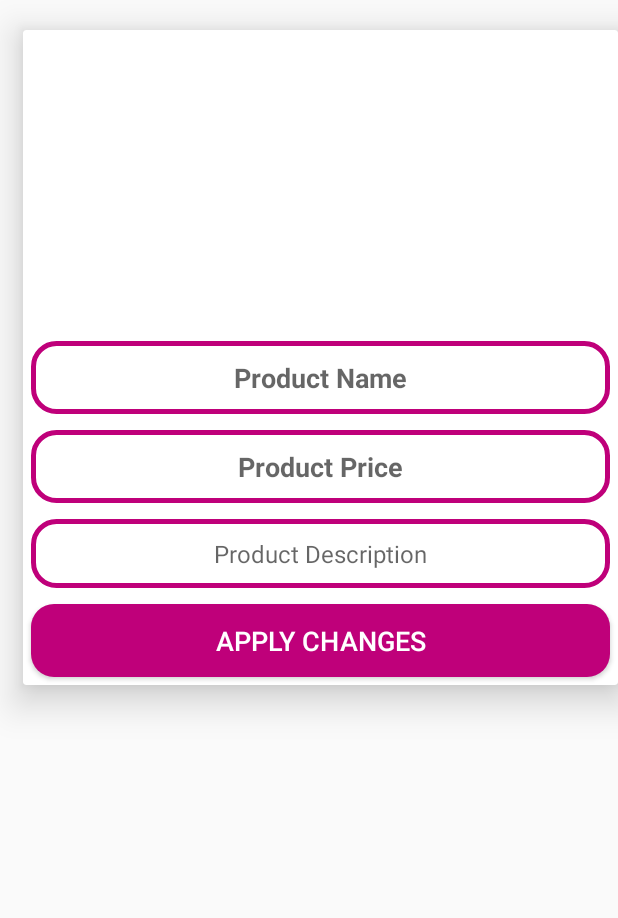
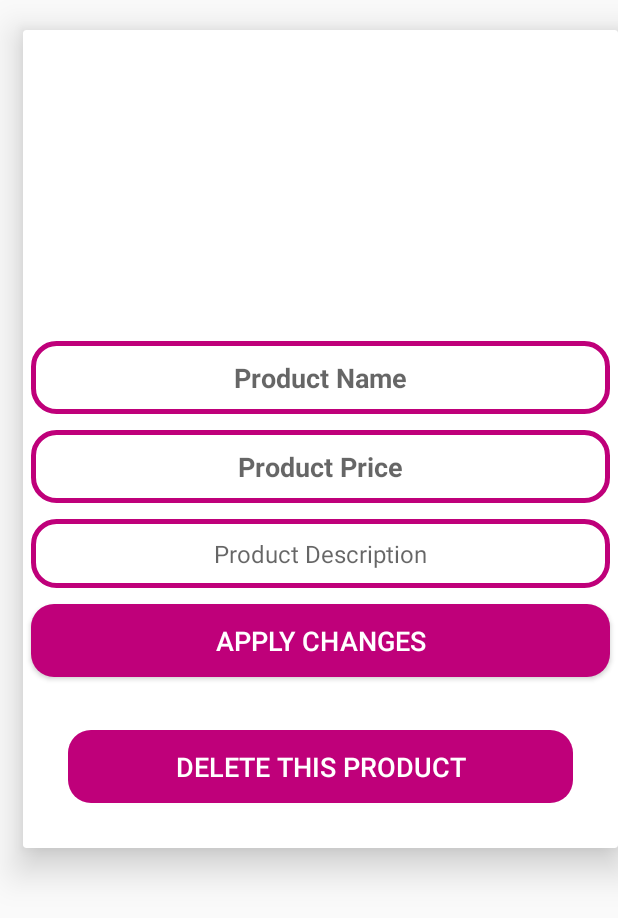
Before and after one commit to tranthaithinhhpq/CANIFA, an Android app: the AdminMaintainProductsActivity screen opened directly, with no data from a screen before it, on a phone screen of 412 x 824 dp. Shown: the top 918 px of the screen. Run offline under Robolectric (Android 15) with nearby library versions, the light colour scheme and no system bars; our stand-ins replace Firebase (no records; nobody signed in at launch, a user with empty details on screens opened directly), Picasso; pictures from the network do not load.

Commit message:
38: Delete Product + Fix 36

```diff
--- a/app/src/main/java/com/example/appcanifa/AdminMaintainProductsActivity.java
+++ b/app/src/main/java/com/example/appcanifa/AdminMaintainProductsActivity.java
@@ -24,9 +24,10 @@ import java.util.HashMap;
 
 public class AdminMaintainProductsActivity extends AppCompatActivity
 {
-    private Button applyChangesBtn;
+    private Button applyChangesBtn,deleteBtn;
     private EditText name, price, description;
     private ImageView imageView;
+
     private String productID ="";
     private DatabaseReference productsRef;
 
@@ -36,7 +37,7 @@ public class AdminMaintainProductsActivity extends AppCompatActivity
         super.onCreate(savedInstanceState);
         setContentView(R.layout.activity_admin_maintain_products);
 
-        productID = getIntent().getStringExtra("pig");
+        productID = getIntent().getStringExtra("pid");
         productsRef = FirebaseDatabase.getInstance().getReference().child("Products").child(productID);
 
         applyChangesBtn = findViewById(R.id.apply_changes_btn);
@@ -44,6 +45,7 @@ public class AdminMaintainProductsActivity extends AppCompatActivity
         price = findViewById(R.id.product_price_maintain);
         description = findViewById(R.id.product_description_maintain);
         imageView = findViewById(R.id.product_image_maintain);
+        deleteBtn = findViewById(R.id.delete_product_btn);
 
         displaySpecificProductInfo();
 
@@ -57,6 +59,29 @@ public class AdminMaintainProductsActivity extends AppCompatActivity
 
         });
 
+        deleteBtn.setOnClickListener(new View.OnClickListener() {
+            @Override
+            public void onClick(View v)
+            {
+                deleteThisProduct();
+            }
+        });
+
+    }
+
+    private void deleteThisProduct()
+    {
+        productsRef.removeValue().addOnCompleteListener(new OnCompleteListener<Void>() {
+            @Override
+            public void onComplete(@NonNull Task<Void> task)
+            {
+                Intent intent = new Intent(AdminMaintainProductsActivity.this, AdminCategoryActivity.class);
+                startActivity(intent);
+                finish();
+
+                Toast.makeText(AdminMaintainProductsActivity.this, "Product is deleted successfully.", Toast.LENGTH_SHORT).show();
+            }
+        });
     }
 
     private void applyChange() {
@@ -73,16 +98,16 @@ public class AdminMaintainProductsActivity extends AppCompatActivity
             Toast.makeText(this, "Write down Product Description ", Toast.LENGTH_SHORT).show();
         } else {
             HashMap<String, Object> productMap = new HashMap<>();
-            productMap.put("pid",productID);
-            productMap.put("description",pDescription);
-            productMap.put("price",pPrice);
-            productMap.put("pname",pName);
+            productMap.put("pid", productID);
+            productMap.put("description", pDescription);
+            productMap.put("price", pPrice);
+            productMap.put("pname", pName);
 
             productsRef.updateChildren(productMap).addOnCompleteListener(new OnCompleteListener<Void>() {
                 @Override
                 public void onComplete(@NonNull Task<Void> task) {
                     if(task.isSuccessful()){
-                        Toast.makeText(AdminMaintainProductsActivity.this,"Change applied successfully",Toast.LENGTH_SHORT).show();
+                        Toast.makeText(AdminMaintainProductsActivity.this,"Changes applied successfully",Toast.LENGTH_SHORT).show();
 
                         Intent intent = new Intent(AdminMaintainProductsActivity.this, AdminCategoryActivity.class);
                         startActivity(intent);
@@ -98,7 +123,8 @@ public class AdminMaintainProductsActivity extends AppCompatActivity
     productsRef.addValueEventListener(new ValueEventListener() {
         @Override
         public void onDataChange(@NonNull DataSnapshot dataSnapshot) {
-            if(dataSnapshot.exists()){
+            if(dataSnapshot.exists())
+            {
                 String pName = dataSnapshot.child("pname").getValue().toString();
                 String pPrice = dataSnapshot.child("price").getValue().toString();
                 String pDescription = dataSnapshot.child("description").getValue().toString();
--- a/app/src/main/res/layout/activity_admin_maintain_products.xml
+++ b/app/src/main/res/layout/activity_admin_maintain_products.xml
@@ -6,6 +6,7 @@
     android:layout_height="wrap_content"
     android:layout_marginTop="20dp"
     android:layout_marginStart="15dp"
+    android:layout_marginBottom="5dp"
     app:layout_goneMarginEnd="15dp"
     app:cardElevation="15dp"
     tools:context=".AdminMaintainProductsActivity">
@@ -20,9 +21,8 @@
             android:layout_width="match_parent"
             android:layout_height="200dp"
             android:layout_below="@id/product_name"
-            android:scaleType="centerCrop"
             android:layout_marginTop="2dp"
-            />
+            android:scaleType="centerCrop" />
 
         <EditText
             android:id="@+id/product_price_maintain"
@@ -31,10 +31,10 @@
             android:hint="Product Price"
             android:textAlignment="center"
             android:layout_below="@id/product_name_maintain"
-            android:textSize="18dp"
             android:background="@drawable/input_design"
             android:padding="12dp"
             android:layout_margin="5dp"
+            android:textSize="18dp"
             android:textStyle="bold"
             android:textColor="@color/colorPrimaryDark"
             />
@@ -83,6 +83,21 @@
             android:textSize="18dp"
             android:textColor="@android:color/white"
             />
+
+        <Button
+            android:id="@+id/delete_product_btn"
+            android:layout_width="match_parent"
+            android:layout_height="wrap_content"
+            android:layout_below="@id/apply_changes_btn"
+            android:text="Delete This Product"
+            android:textAlignment="center"
+            android:textSize="18dp"
+            android:padding="12dp"
+            android:layout_margin="30dp"
+            android:background="@drawable/buttons"
+            android:textColor="@android:color/white"
+            />
+
     </RelativeLayout>
 
 
```
